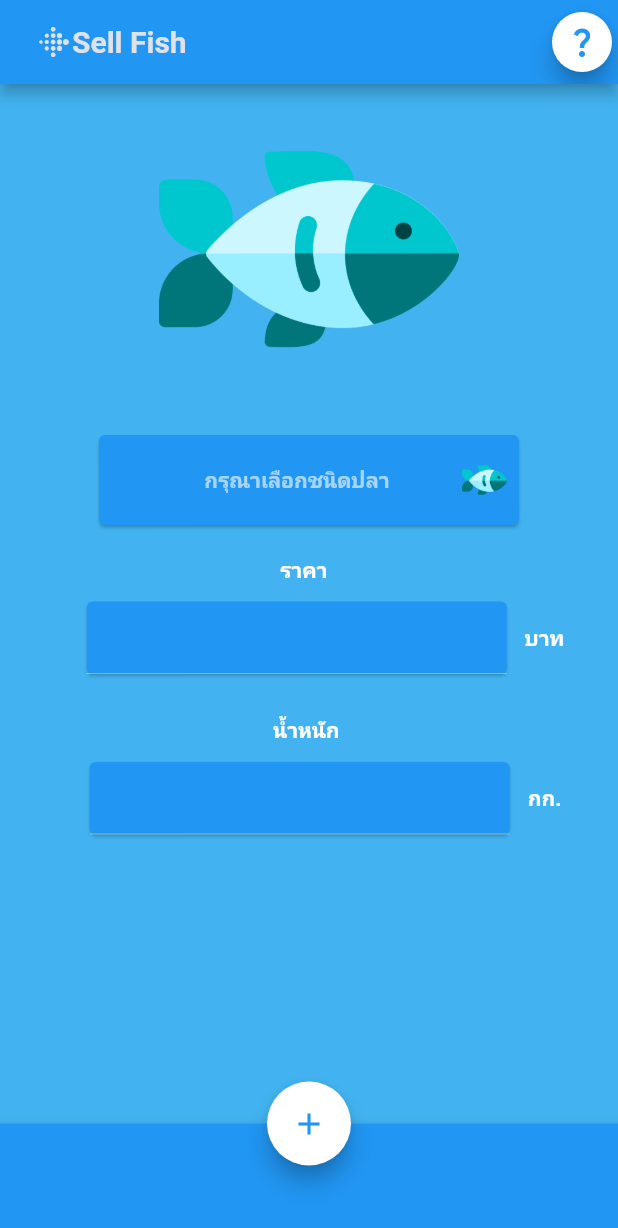
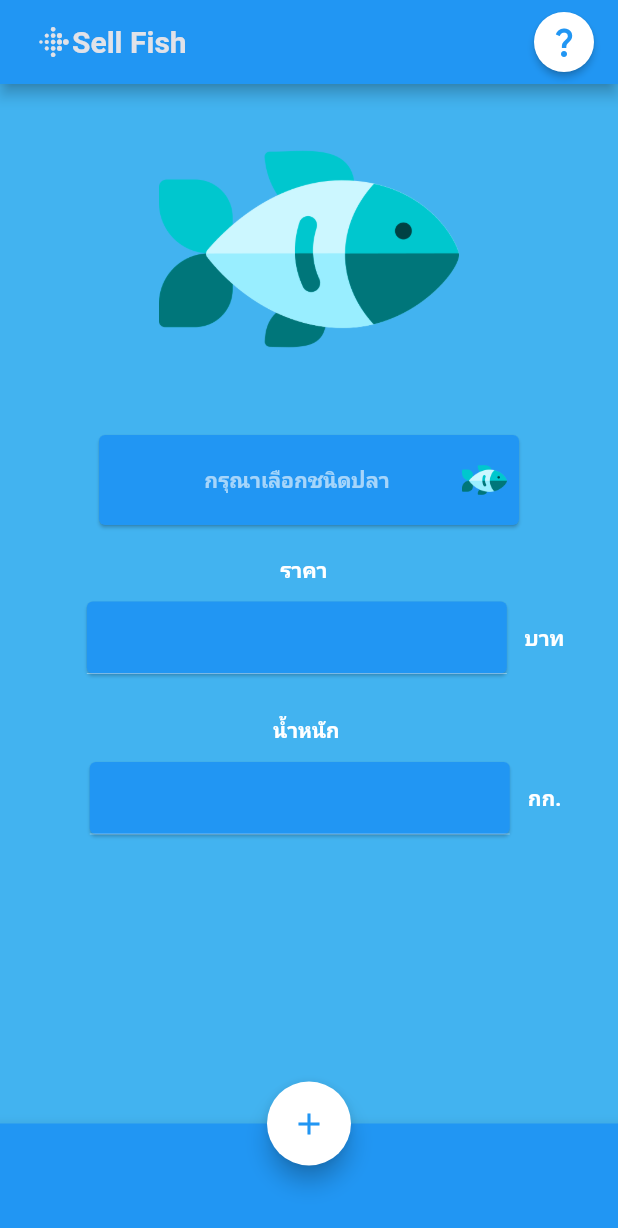
Before and after one commit to BossHunTerCoding/Sell-Fish-App-With-Flutter, a Flutter app: the screen it shows after launch, on a phone screen of 412 x 824 dp. Shown: the top 1228 px of the screen. Run offline on Flutter 3.47's test engine with Material 2 defaults, Android fonts, the phone set to English and light mode, and no system bars.

Commit message:
fixed bug error

```diff
--- a/lib/main.dart
+++ b/lib/main.dart
@@ -49,9 +49,9 @@ class _MyappState extends State<Myapp> {
 
 class FishData {
   static List<String> nameFish = ['ปลานิล', 'ปลาบึก'];
-  static String? selectFish;
   static Map<String, double> valueFishPrice = {};
   static Map<String, double> valueFishMass = {};
+  static String? selectFish;
 
   static double calFishPriceKG({required double mass, required double bath}) {
     return mass * bath;
--- a/lib/pages/homepage.dart
+++ b/lib/pages/homepage.dart
@@ -30,8 +30,12 @@ class _HomePageState extends State<HomePage> {
         ),
       ),
       actions: [
-        FloatingActionButton.small(
-          backgroundColor: Colors.white,
+        Padding(
+          padding: const EdgeInsets.only(right: 4.0, top: 8, bottom: 8),
+          child: ElevatedButton(
+            style: const ButtonStyle(
+                backgroundColor: MaterialStatePropertyAll(Colors.white),
+                shape: MaterialStatePropertyAll(CircleBorder())),
             onPressed: () {
               showDialog(
                   context: context,
@@ -47,6 +51,7 @@ class _HomePageState extends State<HomePage> {
               Icons.question_mark_outlined,
               color: Colors.blue,
             ),
+          ),
         )
       ],
     );
@@ -58,22 +63,8 @@ class _HomePageState extends State<HomePage> {
       child: Column(
         children: [
           listSelectFish(),
-          fishfield(
-              title:
-                  'ราคา ${FishData.selectFish ?? ''} ${FishData.selectFish == null ? '' : '(เดิมราคา ${FishData.priceFish(FishData.selectFish)})'}',
-              hinttextfield: FishData.valueFishPrice[FishData.selectFish] ==
-                      null
-                  ? ''
-                  : '${FishData.valueFishPrice[FishData.selectFish] == 0.0 ? 'กรุณากรอกราคาที่ต้องการเปลี่ยน' : FishData.valueFishPrice[FishData.selectFish]}',
-              unit: 'บาท',
-              textinput: inputPrice),
-          fishfield(
-              title: 'น้ำหนัก ${FishData.selectFish ?? ''}',
-              hinttextfield: FishData.valueFishMass[FishData.selectFish] == null
-                  ? ''
-                  : '${FishData.valueFishMass[FishData.selectFish] == 0.0 ? 'กรุณากรอกน้ำหนัก (กิโลกรัม)' : FishData.valueFishMass[FishData.selectFish]}',
-              unit: 'กก.',
-              textinput: inputMass),
+          textFieldPrice(),
+          textFieldMass(),
         ],
       ),
     );
@@ -156,11 +147,7 @@ class _HomePageState extends State<HomePage> {
     );
   }
 
-  Padding fishfield(
-      {String title = 'ปลา ...',
-      String hinttextfield = '',
-      TextEditingController? textinput,
-      String unit = 'หน่วย'}) {
+  Padding textFieldMass() {
     return Padding(
       padding: const EdgeInsets.all(8.0),
       child: Column(
@@ -168,7 +155,7 @@ class _HomePageState extends State<HomePage> {
           Padding(
             padding: const EdgeInsets.all(8.0),
             child: Text(
-              title,
+              'น้ำหนัก ${FishData.selectFish ?? ''}',
               style: const TextStyle(fontWeight: FontWeight.bold),
             ),
           ),
@@ -182,10 +169,77 @@ class _HomePageState extends State<HomePage> {
                   child: SizedBox(
                     width: 280,
                     child: TextField(
-                      controller: textinput,
+                      controller: inputMass,
                       decoration: InputDecoration(
                         enabled: FishData.selectFish == null ? false : true,
-                        hintText: hinttextfield,
+                        hintText: FishData.valueFishMass[FishData.selectFish] ==
+                                null
+                            ? ''
+                            : '${FishData.valueFishMass[FishData.selectFish] == 0.0 ? 'กรุณากรอกน้ำหนัก (กิโลกรัม)' : FishData.valueFishMass[FishData.selectFish]}',
+                        hintStyle: const TextStyle(fontWeight: FontWeight.bold),
+                      ),
+                      textAlign: TextAlign.center,
+                      onChanged: (value) {
+                        setState(() {
+                          try {
+                            FishData.valueFishMass[FishData.selectFish!] =
+                                double.parse(inputMass.text);
+                            // ignore: empty_catches
+                          } catch (e) {
+                            FishData.valueFishMass[FishData.selectFish!] = 0.0;
+                          }
+                        });
+                      },
+                    ),
+                  ),
+                ),
+              ),
+              const Padding(
+                padding: EdgeInsets.only(left: 8.0),
+                child: Text(
+                  'กก.',
+                  style: TextStyle(
+                    fontWeight: FontWeight.bold,
+                  ),
+                ),
+              ),
+            ],
+          ),
+        ],
+      ),
+    );
+  }
+
+  Padding textFieldPrice() {
+    return Padding(
+      padding: const EdgeInsets.all(8.0),
+      child: Column(
+        children: [
+          Padding(
+            padding: const EdgeInsets.all(8.0),
+            child: Text(
+              'ราคา ${FishData.selectFish ?? ''} ${FishData.selectFish == null ? '' : '(เดิมราคา ${FishData.priceFish(FishData.selectFish)})'}',
+              style: const TextStyle(fontWeight: FontWeight.bold),
+            ),
+          ),
+          Row(
+            mainAxisAlignment: MainAxisAlignment.center,
+            children: [
+              Padding(
+                padding: const EdgeInsets.only(left: 18.0),
+                child: Card(
+                  color: Colors.blue,
+                  child: SizedBox(
+                    width: 280,
+                    child: TextField(
+                      controller: inputPrice,
+                      decoration: InputDecoration(
+                        enabled: FishData.selectFish == null ? false : true,
+                        hintText: FishData
+                                    .valueFishPrice[FishData.selectFish] ==
+                                null
+                            ? ''
+                            : '${FishData.valueFishPrice[FishData.selectFish] == 0.0 ? 'กรุณากรอกราคาที่ต้องการเปลี่ยน' : FishData.valueFishPrice[FishData.selectFish]}',
                         hintStyle: const TextStyle(fontWeight: FontWeight.bold),
                       ),
                       textAlign: TextAlign.center,
@@ -194,21 +248,21 @@ class _HomePageState extends State<HomePage> {
                           try {
                             FishData.valueFishPrice[FishData.selectFish!] =
                                 double.parse(inputPrice.text);
-                            FishData.valueFishMass[FishData.selectFish!] =
-                                double.parse(inputMass.text);
                             // ignore: empty_catches
-                          } catch (e) {}
+                          } catch (e) {
+                            FishData.valueFishPrice[FishData.selectFish!] = 0.0;
+                          }
                         });
                       },
                     ),
                   ),
                 ),
               ),
-              Padding(
-                padding: const EdgeInsets.only(left: 8.0),
+              const Padding(
+                padding: EdgeInsets.only(left: 8.0),
                 child: Text(
-                  unit,
-                  style: const TextStyle(
+                  'บาท',
+                  style: TextStyle(
                     fontWeight: FontWeight.bold,
                   ),
                 ),
@@ -237,19 +291,16 @@ class _HomePageState extends State<HomePage> {
         color: Colors.blue,
       ),
       onPressed: () {
-        try {
-          Iterable<double> value = FishData.valueFishPrice.values;
-          print(value);
-        } catch (e) {
-          showDialog(
-              context: context,
-              builder: (builderUI) {
-                return const AlertDialog(
-                  elevation: 1,
-                  content: Text('กรุณากรอกน้ำหนัก (กก.) ให้ถูกต้อง'),
+        Navigator.push(
+          context,
+          MaterialPageRoute(
+              builder: (context) => CalPage(
+                    mapPrice: FishData.valueFishPrice
+                        .map((key, value) => MapEntry(key, value)),
+                    mapMass: FishData.valueFishMass
+                        .map((key, value) => MapEntry(key, value)),
+                  )),
         );
-              });
-        }
       },
     );
   }
```
Also changed, not shown: lib/pages/calpage.dart (+3 -7 lines), 1 other file. Lines whose indentation alone changed are shown as unchanged.
